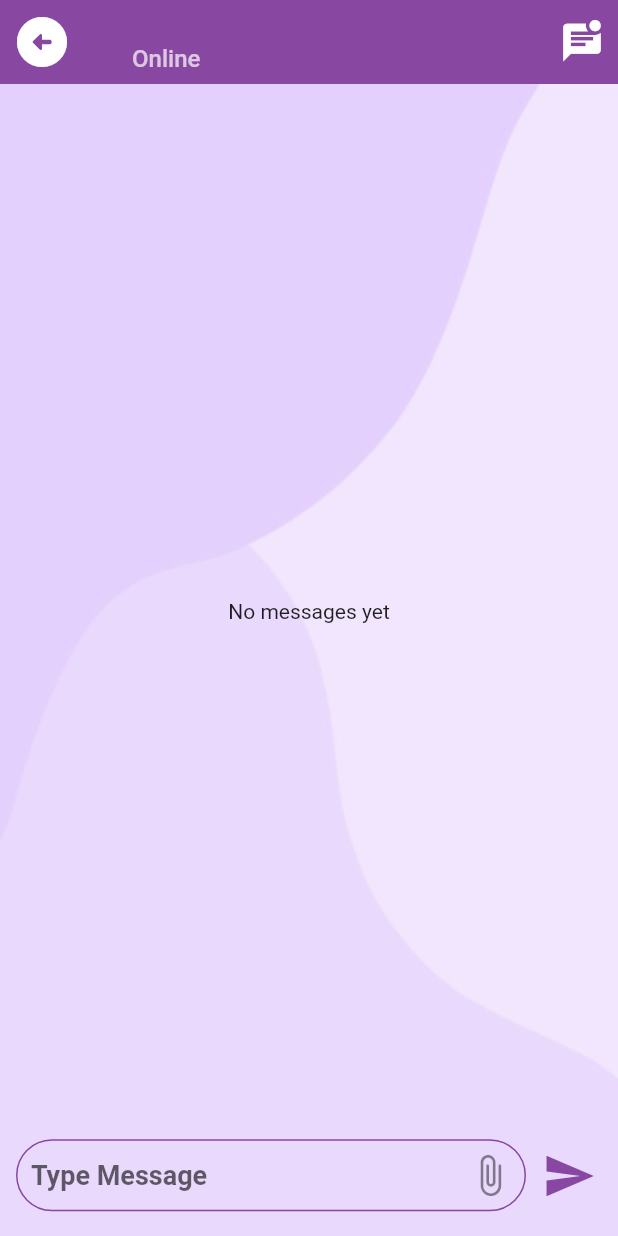
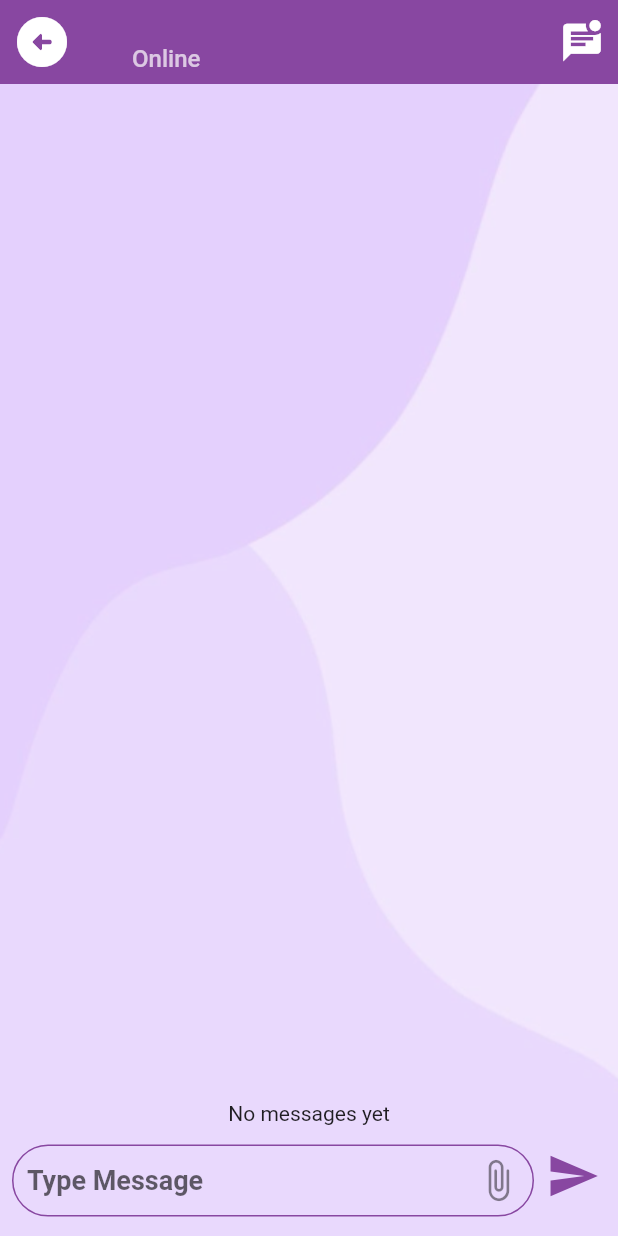
Before and after one commit to Hrkjawad/bookbin, a Flutter app: the ChatInboxUi screen opened directly with empty values, after a tap on the "send" icon, on a phone screen of 412 x 824 dp. Run offline on Flutter 3.47's test engine with Material 3 defaults, Android fonts, the phone set to English and light mode, and no system bars; our stand-ins replace cloud_firestore, firebase_auth, firebase_core, flutter_screenutil, get, rxdart and 1 more; missing offline and left inert: email_otp; accounts and stored records are empty.

Commit message:
main chat done

```diff
--- a/lib/screens/other_ui/chat_inbox_ui.dart
+++ b/lib/screens/other_ui/chat_inbox_ui.dart
@@ -8,86 +8,131 @@ import 'package:flutter_screenutil/flutter_screenutil.dart';
 import 'package:get/get.dart';
 import 'package:intl/intl.dart';
 
-class ChatInboxUi extends StatelessWidget {
-  ChatInboxUi(
-      {super.key, required this.receiverID, required this.receiverName, this.requestCheck, this.requestMessage});
+class ChatInboxUi extends StatefulWidget {
+  ChatInboxUi({
+    super.key,
+    required this.receiverID,
+    required this.receiverName,
+    this.requestCheck,
+    this.requestMessage,
+  });
 
   bool? requestCheck;
   String? requestMessage;
   final String receiverID;
-  final scaffoldKey = GlobalKey<ScaffoldState>();
+  final String receiverName;
+
+  @override
+  State<ChatInboxUi> createState() => _ChatInboxUiState();
+}
+
+class _ChatInboxUiState extends State<ChatInboxUi> {
+
   final TextEditingController _messagesTextController = TextEditingController();
+
+  final FocusNode _focusNode = FocusNode();
+
   final ChatServices _chatServices = ChatServices();
+
   final FirebaseAuth _auth = FirebaseAuth.instance;
-  final String receiverName;
+
   final AppMainColor appColor = AppMainColor();
+
+  final ScrollController _scrollController = ScrollController();
+
+  @override
+  void initState() {
+    super.initState();
+
+    // Listen to focus changes in the TextField
+    _focusNode.addListener(() {
+      if (_focusNode.hasFocus) {
+        Future.delayed(
+          const Duration(milliseconds: 200),
+              () => scrollToBottom(),
+        );
+      }
+    });
+
+    Future.delayed(const Duration(milliseconds: 200), ()=> scrollToBottom());
+  }
+
+  void scrollToBottom() {
+        _scrollController.animateTo(
+          _scrollController.position.minScrollExtent,
+          duration: const Duration(milliseconds: 200),
+          curve: Curves.fastOutSlowIn,
+        );
+
+  }
 
   void sendMessages() async {
     if (_messagesTextController.text.isNotEmpty) {
-      await _chatServices.sendMessage(receiverID, _messagesTextController.text);
-      _messagesTextController.clear();
+      await _chatServices.sendMessage(widget.receiverID, _messagesTextController.text);
+    }
+    scrollToBottom();
+  }
+  void messageSent() async {
+    if (widget.requestCheck == true) {
+      await _chatServices.sendMessage(widget.receiverID, widget.requestMessage!);
+      widget.requestCheck = false;
+      widget.requestMessage = "";
+      scrollToBottom();
     }
   }
-  void messageSent() async{
-    if(requestCheck == true){
-    await  _chatServices.sendMessage(receiverID, requestMessage!);
-    requestCheck =  false;
-    requestMessage = "";
-    }
+  @override
+  void dispose(){
+    _focusNode.dispose();
+    _messagesTextController.dispose();
+    _scrollController.dispose();
+    super.dispose();
   }
 
   @override
   Widget build(BuildContext context) {
-    messageSent();
     return Scaffold(
-      key: scaffoldKey,
+      resizeToAvoidBottomInset: true,
       appBar: AppBar(
         elevation: 0,
-        leading:  IconButton(
-          onPressed: (){
+        leading: IconButton(
+          onPressed: () {
             Get.back();
           },
           icon: Icon(Icons.arrow_circle_left_rounded, size: 40.w, color: Colors.white),
         ),
         title: ListTile(
           title: Text(
-            receiverName,
-            style: TextStyle(
-                fontSize: 22.sp,
-                fontWeight: FontWeight.w800,
-                color: Colors.white),
+            widget.receiverName,
+            style: TextStyle(fontSize: 22.sp, fontWeight: FontWeight.w800, color: Colors.white),
           ),
           subtitle: Text(
             "Online",
-            style: TextStyle(
-                fontWeight: FontWeight.w500,
-                fontSize: 16.sp,
-                color: Colors.white70),
+            style: TextStyle(fontWeight: FontWeight.w500, fontSize: 16.sp, color: Colors.white70),
           ),
         ),
         actions: [
-          IconButton(onPressed: (){}, icon: Icon(Icons.mark_unread_chat_alt, size: 30.w,))
+          IconButton(
+            onPressed: () {
+
+            },
+            icon: Icon(Icons.mark_unread_chat_alt, size: 30.w),
+          )
         ],
-
       ),
       body: ScreenBackground(
         child: Column(
-          mainAxisAlignment: MainAxisAlignment.end,
           children: [
-            SizedBox(
-              height: 10.h,
-            ),
             Expanded(child: _buildMessagesList()),
             Padding(
               padding: EdgeInsets.all(8.w),
               child: Row(
                 mainAxisAlignment: MainAxisAlignment.spaceEvenly,
                 children: [
-                  SizedBox(
-                    height: 55.w,
-                    width: 340.w,
+                  Expanded(
                     child: TextFormField(
+                      focusNode: _focusNode,
                       controller: _messagesTextController,
+                      keyboardType: TextInputType.multiline,
                       style: TextStyle(fontSize: 18.sp),
                       decoration: InputDecoration(
                         contentPadding: EdgeInsets.all(10.w),
@@ -102,13 +147,11 @@ class ChatInboxUi extends StatelessWidget {
                         hintStyle: TextStyle(fontSize: 18.sp),
                         enabledBorder: OutlineInputBorder(
                           borderRadius: BorderRadius.circular(50.w),
-                          borderSide:
-                              BorderSide(color: AppMainColor.primaryColor),
+                          borderSide: BorderSide(color: AppMainColor.primaryColor),
                         ),
                         focusedBorder: OutlineInputBorder(
                           borderRadius: BorderRadius.circular(50.w),
-                          borderSide:
-                              BorderSide(color: AppMainColor.primaryColor),
+                          borderSide: BorderSide(color: AppMainColor.primaryColor),
                         ),
                       ),
                     ),
@@ -118,6 +161,7 @@ class ChatInboxUi extends StatelessWidget {
                     child: IconButton(
                       onPressed: () {
                         sendMessages();
+                        _messagesTextController.clear();
                       },
                       icon: Icon(
                         Icons.send,
@@ -127,7 +171,7 @@ class ChatInboxUi extends StatelessWidget {
                   ),
                 ],
               ),
-            )
+            ),
           ],
         ),
       ),
@@ -136,8 +180,11 @@ class ChatInboxUi extends StatelessWidget {
 
   Widget _buildMessagesList() {
     String senderID = _auth.currentUser?.uid ?? '';
-    return StreamBuilder<QuerySnapshot>(
-      stream: _chatServices.getMessages(receiverID, senderID),
+    return SingleChildScrollView(
+      reverse: true,
+      controller: _scrollController,
+      child: StreamBuilder<QuerySnapshot>(
+        stream: _chatServices.getMessages(widget.receiverID, senderID),
         builder: (context, snapshot) {
           if (snapshot.hasError) {
             return const Center(child: Text("Error"));
@@ -148,12 +195,21 @@ class ChatInboxUi extends StatelessWidget {
           if (!snapshot.hasData || snapshot.data!.docs.isEmpty) {
             return const Center(child: Text("No messages yet"));
           }
-
-        return ListView(
-          children:
-              snapshot.data!.docs.map((doc) => _buildMessageItem(doc)).toList(),
+          if (snapshot.data!.docs.isNotEmpty) {
+            Future.delayed(
+              const Duration(milliseconds: 200),
+                  () => scrollToBottom(),
+            );
+          }
+          return Column(
+            children: snapshot.data!.docs.map((doc) => _buildMessageItem(doc)).toList(),
+            // itemCount: snapshot.data!.docs.length,
+            // itemBuilder: (BuildContext context, int index) {
+            //   return _buildMessageItem(snapshot.data!.docs[index]);
+            // },
           );
         },
+      ),
     );
   }
 
@@ -167,16 +223,12 @@ class ChatInboxUi extends StatelessWidget {
     return Padding(
       padding: EdgeInsets.symmetric(vertical: 5.w, horizontal: 10.w),
       child: Align(
-        alignment: data?['senderID'] == _auth.currentUser?.uid
-            ? Alignment.centerRight
-            : Alignment.centerLeft,
+        alignment: data?['senderID'] == _auth.currentUser?.uid ? Alignment.centerRight : Alignment.centerLeft,
         child: Padding(
-          padding: data?['senderID'] == _auth.currentUser?.uid ? EdgeInsets.only(left: 25.w): EdgeInsets.only(right: 25.w),
+          padding: data?['senderID'] == _auth.currentUser?.uid ? EdgeInsets.only(left: 25.w) : EdgeInsets.only(right: 25.w),
           child: Container(
             decoration: BoxDecoration(
-                color: data?['senderID'] == _auth.currentUser?.uid
-                    ? appColor.color[800]
-                    : Colors.white70,
+              color: data?['senderID'] == _auth.currentUser?.uid ? appColor.color[800] : Colors.white70,
               borderRadius: data?['senderID'] == _auth.currentUser?.uid
                   ? BorderRadius.only(
                 topRight: Radius.circular(0.w),
@@ -205,9 +257,7 @@ class ChatInboxUi extends StatelessWidget {
                         style: TextStyle(
                           fontSize: 18.sp,
                           fontWeight: FontWeight.w500,
-                            color: data?['senderID'] == _auth.currentUser?.uid
-                                ? Colors.white
-                                : Colors.black,
+                          color: data?['senderID'] == _auth.currentUser?.uid ? Colors.white : Colors.black,
                         ),
                       ),
                     ),
@@ -216,15 +266,14 @@ class ChatInboxUi extends StatelessWidget {
                       formattedTime,
                       style: TextStyle(
                         fontSize: 12.sp,
-                          color: data?['senderID'] == _auth.currentUser?.uid
-                              ? Colors.white
-                              : Colors.black87,
+                        color: data?['senderID'] == _auth.currentUser?.uid ? Colors.white : Colors.black87,
                       ),
                     ),
                   ],
                 ),
               ],
-              )),
+            ),
+          ),
         ),
       ),
     );
```
Also changed, not shown: 1 other file. Lines whose indentation alone changed are shown as unchanged.
